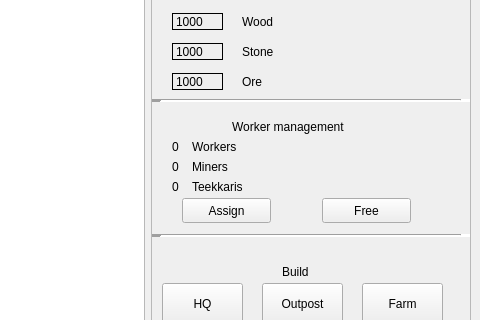
Qt form Game/mapwindow.ui (villeh987/Pirkanmaa-Conquest-Game) before a commit; both pictures show x 414 to 894 and y 194 to 514 of the 894 by 651 pixel window.
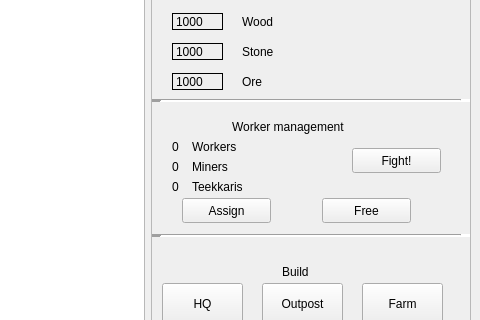
The same form after that commit.

Commit message: Added: Teekkarifight dialog when players have Teekkaris as neighbours

Patch:
```diff
--- a/Game/mapwindow.ui
+++ b/Game/mapwindow.ui
@@ -70,7 +70,7 @@
        <property name="geometry">
         <rect>
          <x>0</x>
-         <y>0</y>
+         <y>1</y>
          <width>318</width>
          <height>584</height>
         </rect>
@@ -496,6 +496,19 @@
             <string>0</string>
            </property>
           </widget>
+          <widget class="QPushButton" name="teekkariFightButton">
+           <property name="geometry">
+            <rect>
+             <x>200</x>
+             <y>40</y>
+             <width>89</width>
+             <height>25</height>
+            </rect>
+           </property>
+           <property name="text">
+            <string>Fight!</string>
+           </property>
+          </widget>
          </widget>
         </item>
         <item>
```
Left out of the diff: 2 changed lines with no effect on the pictures. The commit also changes 9 other files.
